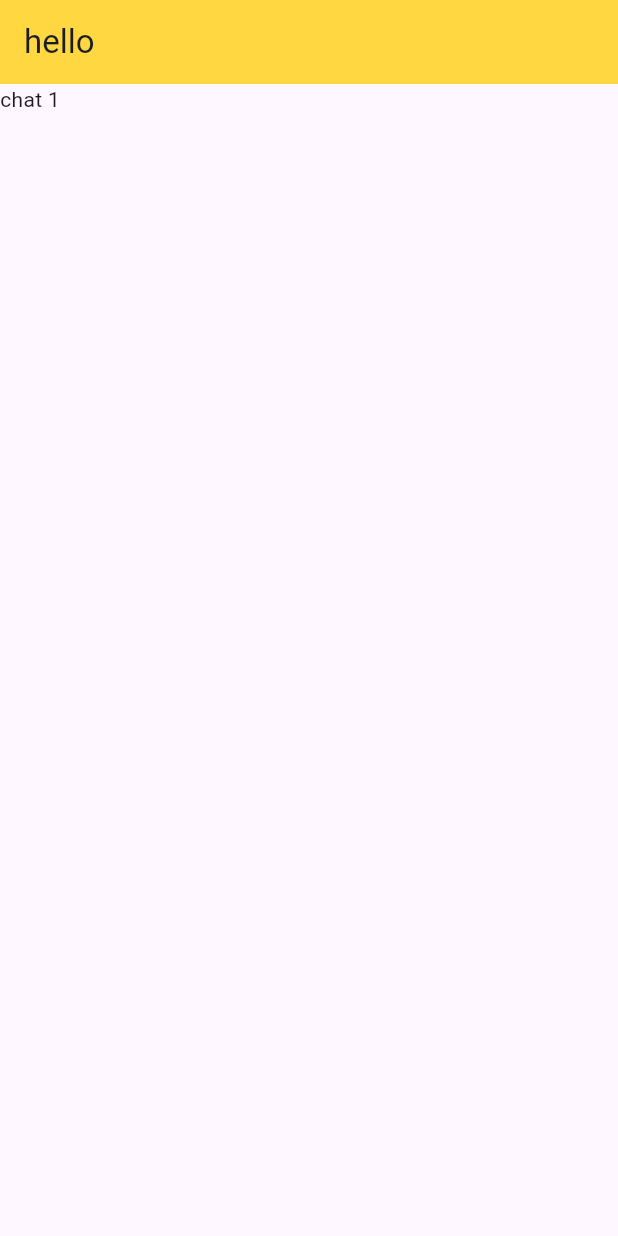
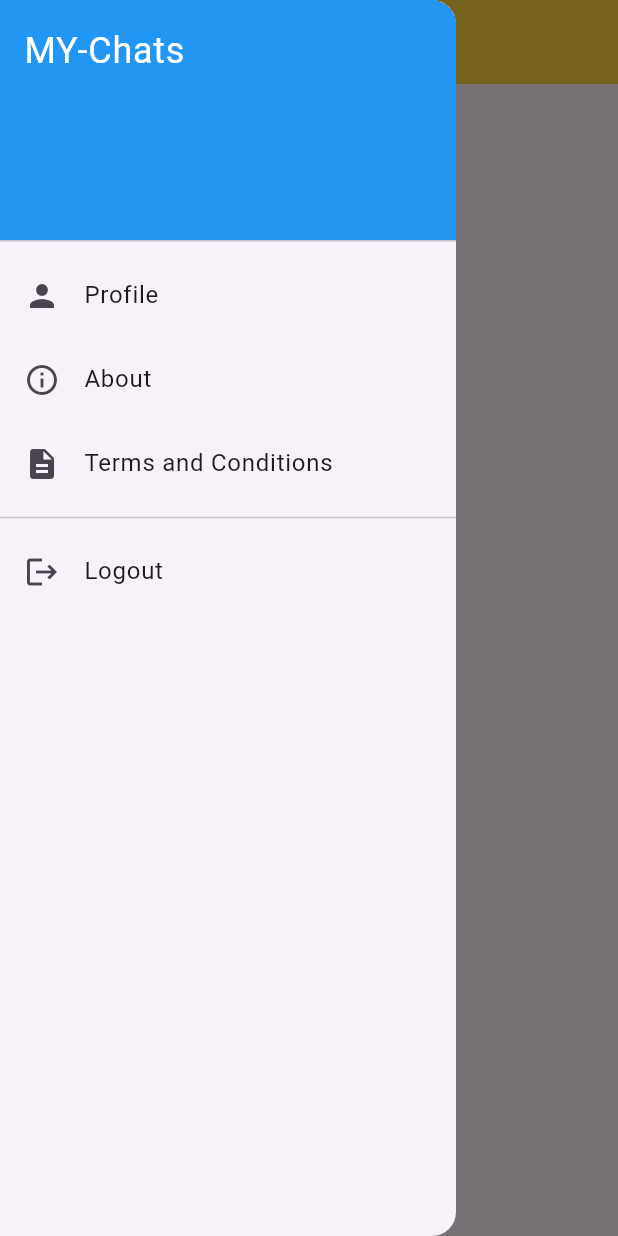
Before and after one commit to piemahesh/chat-mahe, a Flutter app: the ChatScreen screen opened by its route, with the side drawer open (before the commit the screen has no drawer), on a phone screen of 412 x 824 dp. Run offline on Flutter 3.47's test engine with Material 3 defaults, Android fonts, the phone set to English and light mode, and no system bars; our stand-ins replace cloud_firestore, firebase_auth, firebase_core, firebase_database, firebase_storage, go_router and 3 more; accounts and stored records are empty.

```diff
--- a/lib/config/router/app_router.dart
+++ b/lib/config/router/app_router.dart
@@ -17,7 +17,7 @@ final GoRouter appRouter = GoRouter(
       builder: (context, state) => RegisterScreen(),
     ),
     GoRoute(
-      path: '/home',
+      path: '/',
       name: 'home',
       builder: (context, state) => ChatScreen(),
     ),
--- a/lib/core/constants/app_icons.dart
+++ b/lib/core/constants/app_icons.dart
@@ -0,0 +1,8 @@
+import 'package:flutter/material.dart';
+
+class AppIcons {
+  static const profile = Icons.person;
+  static const terms = Icons.description;
+  static const about = Icons.info_outline;
+  static const logout = Icons.logout;
+}
--- a/lib/core/constants/app_strings.dart
+++ b/lib/core/constants/app_strings.dart
@@ -4,4 +4,9 @@ class AppStrings {
   // IMPORTANT: Use a secure method to store this key in production,
   // e.g. Flutter Secure Storage or environment variables.
   static const String hiveEncryptionKey = 'your-secure-passphrase-12345';
+  static const appTitle = "MY-Chats";
+  static const profile = 'Profile';
+  static const termsAndConditions = 'Terms & Conditions';
+  static const about = 'About';
+  static const logout = 'Logout';
 }
--- a/lib/features/auth/screens/login_screen.dart
+++ b/lib/features/auth/screens/login_screen.dart
@@ -19,13 +19,11 @@ class LoginScreen extends StatelessWidget {
         );
         try {
           if (context.mounted) {
-            context.go('/home');
+            context.go('/');
           }
         } catch (e) {
           print("Navigation error: $e");
         }
-
-        context.go('/home');
       }
     } catch (e) {
       if (context.mounted) {
--- a/lib/features/chat/screens/chat_screen.dart
+++ b/lib/features/chat/screens/chat_screen.dart
@@ -1,4 +1,5 @@
 import 'package:flutter/material.dart';
+import 'package:flutter_my_app/features/drawer/index.dart';
 
 class ChatScreen extends StatelessWidget {
   const ChatScreen({super.key});
@@ -8,6 +9,7 @@ class ChatScreen extends StatelessWidget {
     return Scaffold(
       appBar: AppBar(title: Text("hello"), backgroundColor: Colors.amberAccent),
       body: Column(children: [Text("chat 1")]),
+      drawer: AppDrawer(),
     );
   }
 }
--- a/lib/features/drawer/drawer_widget.dart
+++ b/lib/features/drawer/drawer_widget.dart
@@ -0,0 +1,63 @@
+import 'package:flutter/material.dart';
+import 'package:flutter_my_app/core/services/index.dart';
+// import 'package:flutter_bloc/flutter_bloc.dart';
+import 'package:go_router/go_router.dart';
+import '../../core/constants/app_strings.dart';
+import '../auth/bloc/auth_bloc.dart';
+
+class AppDrawer extends StatelessWidget {
+  const AppDrawer({super.key});
+
+
+
+  @override
+  Widget build(BuildContext context) {
+    return Drawer(
+      child: ListView(
+        padding: EdgeInsets.zero,
+        children: [
+          const DrawerHeader(
+            decoration: BoxDecoration(color: Colors.blue),
+            child: Text(
+              AppStrings.appTitle,
+              style: TextStyle(color: Colors.white, fontSize: 24),
+            ),
+          ),
+          ListTile(
+            leading: const Icon(Icons.person),
+            title: const Text('Profile'),
+            onTap: () {
+              context.pop(); // Close the drawer
+              context.go('/profile');
+            },
+          ),
+          ListTile(
+            leading: const Icon(Icons.info_outline),
+            title: const Text('About'),
+            onTap: () {
+              context.pop();
+              context.go('/about');
+            },
+          ),
+          ListTile(
+            leading: const Icon(Icons.description),
+            title: const Text('Terms and Conditions'),
+            onTap: () {
+              context.pop();
+              context.go('/terms');
+            },
+          ),
+          const Divider(),
+          ListTile(
+            leading: const Icon(Icons.logout),
+            title: const Text('Logout'),
+            onTap: () {
+              // context.read<AuthBloc>().add(AuthLogoutRequested())
+              context.go('/login');
+            },
+          ),
+        ],
+      ),
+    );
+  }
+}
--- a/lib/features/drawer/index.dart
+++ b/lib/features/drawer/index.dart
@@ -0,0 +1 @@
+export "drawer_widget.dart";
```
Also changed, not shown: lib/core/services/auth_service.dart (+44 -4 lines), pubspec.lock, 1 other file.
